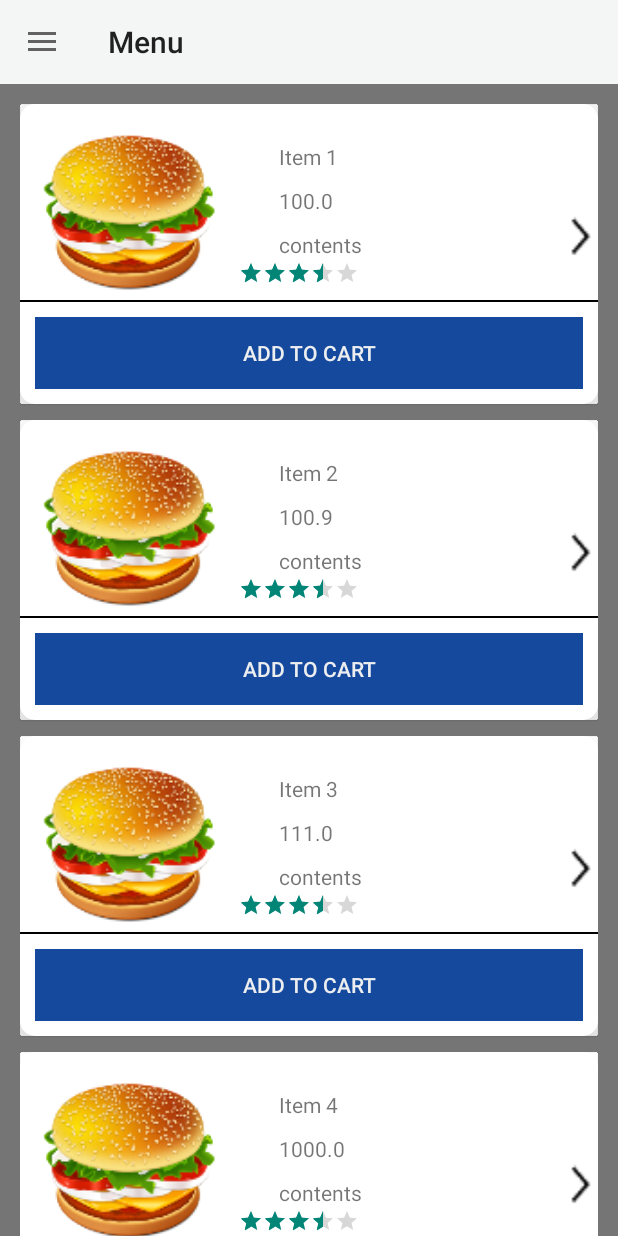
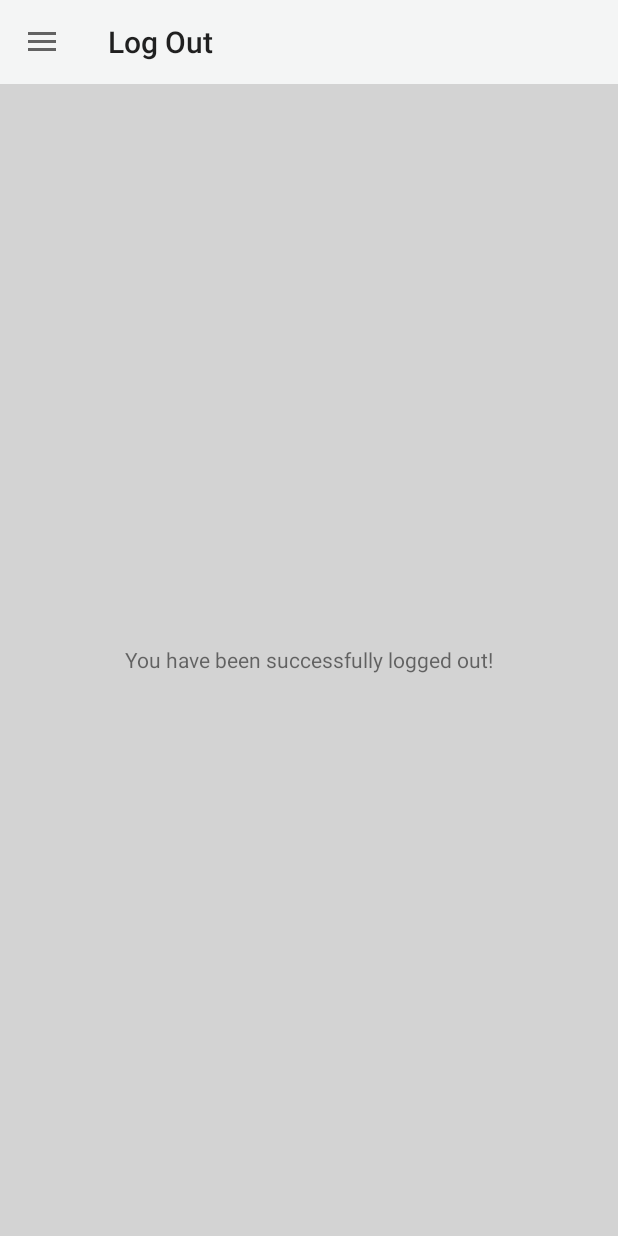
Before and after one commit to mananwason/UserApp, an Android app: the screen it shows after launch (MainActivity), in the side drawer, after a tap on "Settings", on a phone screen of 412 x 824 dp. Run offline under Robolectric (Android 15) with nearby library versions, the phone set to English and light mode, and no system bars; plain views replace MaterialRippleLayout.

Commit message:
Login|SignOutScreen

```diff
--- a/app/build.gradle
+++ b/app/build.gradle
@@ -24,4 +24,6 @@ dependencies {
     compile 'com.android.support:appcompat-v7:23.0.1'
     compile 'com.android.support:design:23.0.1'
     compile 'com.balysv:material-ripple:1.0.1'
+    compile 'com.google.android.gms:play-services-identity:8.1.0'
+    compile 'com.google.android.gms:play-services-plus:8.1.0'
 }
--- a/app/src/main/AndroidManifest.xml
+++ b/app/src/main/AndroidManifest.xml
@@ -16,6 +16,10 @@
                 <category android:name="android.intent.category.LAUNCHER" />
             </intent-filter>
         </activity>
+        <activity
+            android:name=".activities.Login"
+            android:label="@string/title_activity_login" >
+        </activity>
     </application>
 
 </manifest>
--- /dev/null
+++ b/app/src/main/java/waitr/vendorapp/mc/waitruser/Fragments/SignOut.java
@@ -0,0 +1,76 @@
+package waitr.vendorapp.mc.waitruser.Fragments;
+
+import android.app.Activity;
+import android.net.Uri;
+import android.os.Bundle;
+import android.support.v4.app.Fragment;
+import android.view.LayoutInflater;
+import android.view.View;
+import android.view.ViewGroup;
+
+import waitr.vendorapp.mc.waitruser.R;
+
+/**
+ * A simple {@link Fragment} subclass.
+ * Activities that contain this fragment must implement the
+ * {@link SignOut.OnFragmentInteractionListener} interface
+ * to handle interaction events.
+ * Use the {@link SignOut#newInstance} factory method to
+ * create an instance of this fragment.
+ */
+public class SignOut extends Fragment {
+    // TODO: Rename parameter arguments, choose names that match
+    // the fragment initialization parameters, e.g. ARG_ITEM_NUMBER
+    private static final String ARG_PARAM1 = "param1";
+    private static final String ARG_PARAM2 = "param2";
+
+    // TODO: Rename and change types of parameters
+    private String mParam1;
+    private String mParam2;
+
+
+    /**
+     * Use this factory method to create a new instance of
+     * this fragment using the provided parameters.
+     *
+     * @param param1 Parameter 1.
+     * @param param2 Parameter 2.
+     * @return A new instance of fragment SignOut.
+     */
+    // TODO: Rename and change types and number of parameters
+    public static SignOut newInstance(String param1, String param2) {
+        SignOut fragment = new SignOut();
+        Bundle args = new Bundle();
+        args.putString(ARG_PARAM1, param1);
+        args.putString(ARG_PARAM2, param2);
+        fragment.setArguments(args);
+        return fragment;
+    }
+
+    public SignOut() {
+        // Required empty public constructor
+    }
+
+    @Override
+    public void onCreate(Bundle savedInstanceState) {
+        super.onCreate(savedInstanceState);
+        if (getArguments() != null) {
+            mParam1 = getArguments().getString(ARG_PARAM1);
+            mParam2 = getArguments().getString(ARG_PARAM2);
+        }
+    }
+
+    @Override
+    public View onCreateView(LayoutInflater inflater, ViewGroup container,
+                             Bundle savedInstanceState) {
+        // Inflate the layout for this fragment
+        return inflater.inflate(R.layout.fragment_sign_out, container, false);
+    }
+
+
+
+
+
+
+
+}
--- a/app/src/main/java/waitr/vendorapp/mc/waitruser/activities/MainActivity.java
+++ b/app/src/main/java/waitr/vendorapp/mc/waitruser/activities/MainActivity.java
@@ -12,6 +12,7 @@ import android.view.MenuItem;
 import android.widget.FrameLayout;
 
 import waitr.vendorapp.mc.waitruser.Fragments.MenuFragment;
+import waitr.vendorapp.mc.waitruser.Fragments.SignOut;
 import waitr.vendorapp.mc.waitruser.R;
 
 public class MainActivity extends AppCompatActivity {
@@ -106,6 +107,9 @@ public class MainActivity extends AppCompatActivity {
                                 break;
 
                             case R.id.nav_settings:
+                            case R.id.nav_sign_out: fragmentManager.beginTransaction()
+                                    .replace(R.id.content_frame, new SignOut()).commit();
+                                getSupportActionBar().setTitle(R.string.sign_out_screen);break;
 
 
                         }
--- /dev/null
+++ b/app/src/main/res/layout/fragment_sign_out.xml
@@ -0,0 +1,11 @@
+<FrameLayout xmlns:android="http://schemas.android.com/apk/res/android"
+    xmlns:tools="http://schemas.android.com/tools" android:layout_width="match_parent"
+    android:layout_height="match_parent"
+    tools:context="waitr.vendorapp.mc.waitruser.Fragments.SignOut">
+
+    <!-- TODO: Update blank fragment layout -->
+    <TextView android:layout_width="match_parent" android:layout_height="match_parent"
+        android:gravity="center"
+        android:text="@string/sign_out" />
+
+</FrameLayout>
--- a/app/src/main/res/layout/menu_card_layout.xml
+++ b/app/src/main/res/layout/menu_card_layout.xml
@@ -5,6 +5,7 @@
     android:background="@drawable/card_background_white"
     android:orientation="vertical"
     android:layout_margin="5dp"
+
     >
 
     <RelativeLayout
--- a/app/src/main/res/menu/drawer.xml
+++ b/app/src/main/res/menu/drawer.xml
@@ -6,6 +6,12 @@
             android:icon="@drawable/ic_restaurant_menu_black_24dp"
             android:title="@string/menu_items" />
 
+        <item
+            android:id="@+id/nav_pending_orders"
+            android:title="Pending Orders" />
+        <item
+            android:id="@+id/nav_past_orders"
+            android:title="Past Orders" />
 
     </group>
     <item android:title="">
@@ -13,7 +19,13 @@
             <item
                 android:id="@+id/nav_settings"
                 android:title="Settings" />
-            <item android:title="About us" />
+            <item
+                android:id="@+id/nav_about_us"
+                android:title="About us" />
+
+            <item
+                android:id="@+id/nav_sign_out"
+                android:title="Sign Out"/>
         </menu>
     </item>
 
--- a/app/src/main/res/values/strings.xml
+++ b/app/src/main/res/values/strings.xml
@@ -4,9 +4,13 @@
     <string name="hello_world">Hello world!</string>
     <string name="action_settings">Settings</string>
     <string name="menu_items">Menu </string>
-
+    <string name="sign_out_screen">Log Out</string>
     <!--Navigation Drawer-->
     <string name="navigation_drawer_open">Open navigation drawer</string>
     <string name="navigation_drawer_close">Close navigation drawer</string>
 
+<!-- TODO: Remove or change this placeholder text -->
+    <string name="sign_out">You have been successfully logged out!</string>
+    <string name="title_activity_login">Login</string>
+
 </resources>
```
Also changed, not shown: app/src/main/java/waitr/vendorapp/mc/waitruser/activities/Login.java (added, +39 -0 lines), app/src/main/res/layout/activity_login.xml (added, +14 -0 lines), app/src/main/res/menu/menu_login.xml (added, +7 -0 lines).
